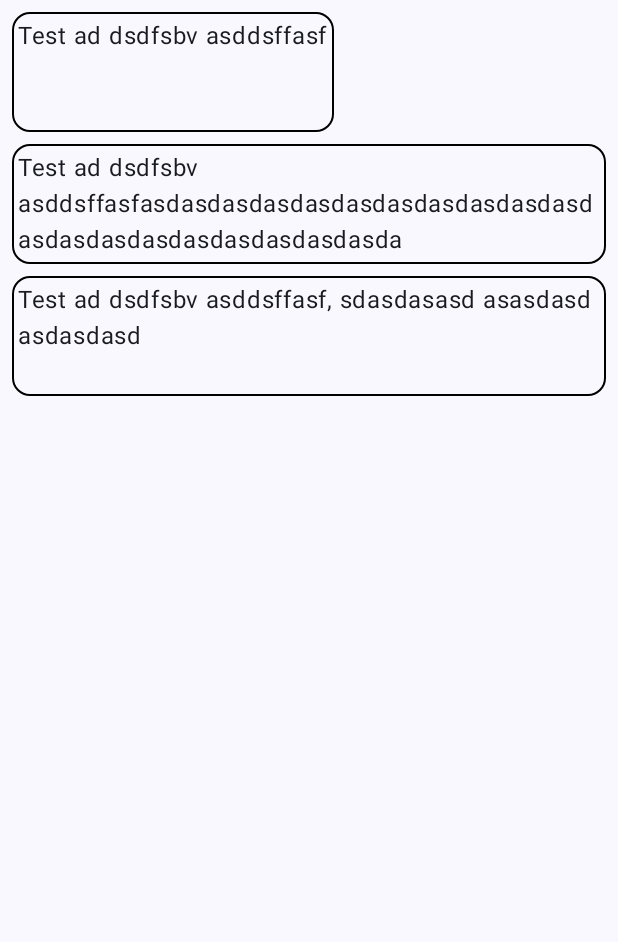
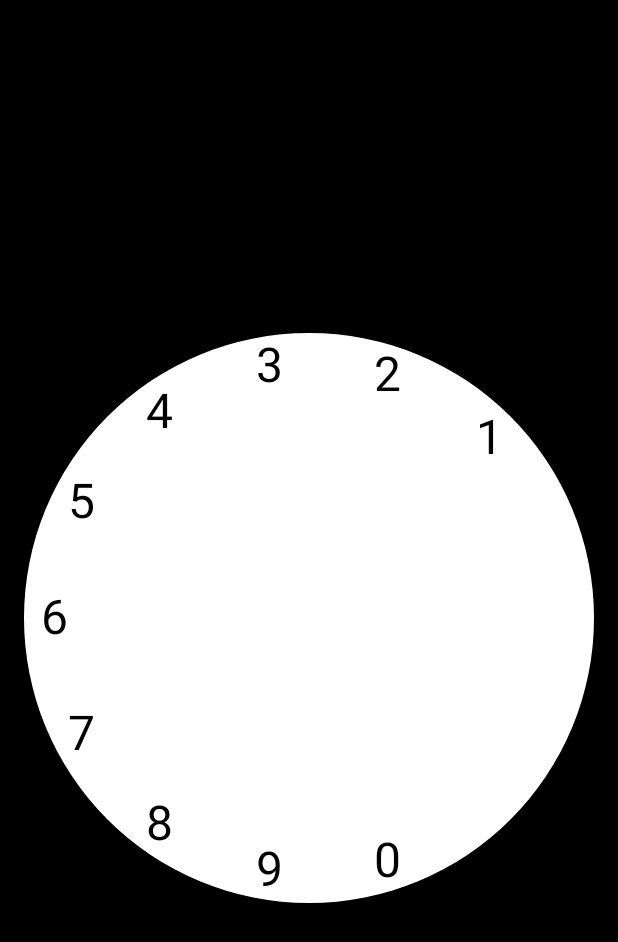
Before and after one commit to NoXis82/CustomLayoutApp, an Android app built with Jetpack Compose: the screen it shows after launch (MainActivity), on a phone screen of 412 x 824 dp. Shown: the top 942 px of the screen. Run offline under Robolectric (Android 15) with nearby library versions, the phone set to English and light mode, and no system bars.

Commit message:
Вращение телефонного диска

```diff
--- a/app/src/main/java/ru/noxis/customlayoutapp/MainActivity.kt
+++ b/app/src/main/java/ru/noxis/customlayoutapp/MainActivity.kt
@@ -5,6 +5,8 @@ import androidx.activity.ComponentActivity
 import androidx.activity.compose.setContent
 import androidx.activity.enableEdgeToEdge
 import androidx.compose.foundation.BorderStroke
+import androidx.compose.foundation.background
+import androidx.compose.foundation.layout.Box
 import androidx.compose.foundation.layout.fillMaxSize
 import androidx.compose.foundation.layout.fillMaxWidth
 import androidx.compose.foundation.layout.padding
@@ -15,11 +17,13 @@ import androidx.compose.material3.OutlinedCard
 import androidx.compose.material3.Scaffold
 import androidx.compose.material3.Text
 import androidx.compose.runtime.Composable
+import androidx.compose.ui.Alignment
 import androidx.compose.ui.Modifier
 import androidx.compose.ui.graphics.Color
 import androidx.compose.ui.tooling.preview.Preview
 import androidx.compose.ui.unit.dp
 import ru.noxis.customlayoutapp.components.EqualHeightColumn
+import ru.noxis.customlayoutapp.components.OldPhone
 import ru.noxis.customlayoutapp.ui.theme.CustomLayoutAppTheme
 
 class MainActivity : ComponentActivity() {
@@ -29,18 +33,27 @@ class MainActivity : ComponentActivity() {
         setContent {
             CustomLayoutAppTheme {
                 Scaffold(modifier = Modifier.fillMaxSize()) { innerPadding ->
-                    EqualHeightColumn(modifier = Modifier
-                        .padding(innerPadding)
-                        .padding(8.dp)) {
-                        CardText("Test ad dsdfsbv asddsffasf")
-                        CardText(
-                            "Test ad dsdfsbv asddsffasf" +
-                                    "asdasdasdasdasd" +
-                                    "asdasdasdasdasd" +
-                                    "asdasdasdasdasd" +
-                                    "asdasdasdasdasda"
-                        )
-                        CardText("Test ad dsdfsbv asddsffasf, sdasdasasd asasdasd asdasdasd")
+//                    EqualHeightColumn(modifier = Modifier
+//                        .padding(innerPadding)
+//                        .padding(8.dp)) {
+//                        CardText("Test ad dsdfsbv asddsffasf")
+//                        CardText(
+//                            "Test ad dsdfsbv asddsffasf" +
+//                                    "asdasdasdasdasd" +
+//                                    "asdasdasdasdasd" +
+//                                    "asdasdasdasdasd" +
+//                                    "asdasdasdasdasda"
+//                        )
+//                        CardText("Test ad dsdfsbv asddsffasf, sdasdasasd asasdasd asdasdasd")
+//                    }
+                    Box(
+                        modifier = Modifier
+                            .fillMaxSize()
+                            .padding(innerPadding)
+                            .background(Color.Black),
+                        contentAlignment = Alignment.Center
+                    ) {
+                        OldPhone(modifier = Modifier.padding(16.dp))
                     }
                 }
             }
```
Also changed, not shown: app/src/main/java/ru/noxis/customlayoutapp/components/OldPhone.kt (+40 -1 lines), 1 other file.
